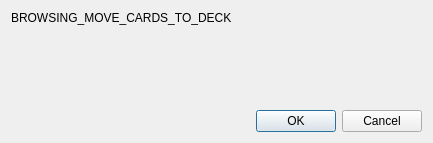
First picture: the form in qt/aqt/forms/setgroup.ui, repository ankitects/anki, before the edit.
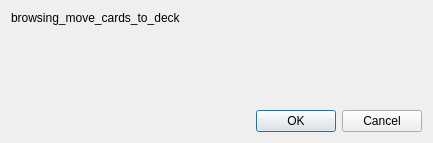
Second picture: the form after the edit.

Patch:
```diff
--- a/qt/aqt/forms/setgroup.ui
+++ b/qt/aqt/forms/setgroup.ui
@@ -17,7 +17,7 @@
    <item>
     <widget class="QLabel" name="label">
      <property name="text">
-      <string>BROWSING_MOVE_CARDS_TO_DECK</string>
+      <string>browsing_move_cards_to_deck</string>
      </property>
     </widget>
    </item>
```
